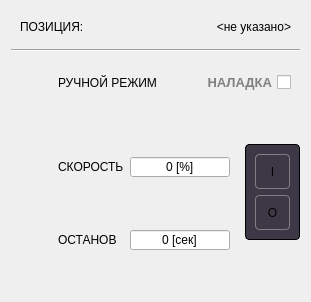
First picture: the form in ui/ExGearFQ.ui, repository chkrain/prerelise, before the edit.
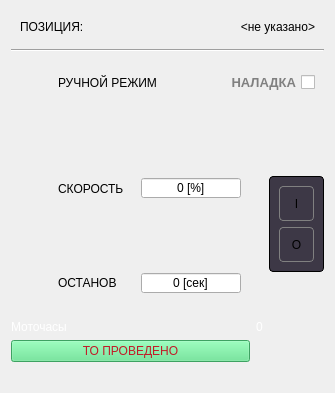
Second picture: the form after the edit. The open tabs and pages were chosen to show the change. Icons and pictures are not drawn.

Patch:
```diff
--- a/ui/ExGearFQ.ui
+++ b/ui/ExGearFQ.ui
@@ -9,8 +9,8 @@
    <rect>
     <x>0</x>
     <y>0</y>
-    <width>311</width>
-    <height>302</height>
+    <width>335</width>
+    <height>393</height>
    </rect>
   </property>
   <property name="windowTitle">
@@ -145,11 +145,21 @@
    <string>SIEVER</string>
   </property>
   <layout class="QGridLayout" name="gridLayout">
-   <item row="5" column="0">
-    <widget class="QWidget" name="row_3" native="true">
-     <layout class="QHBoxLayout" name="horizontalLayout_3">
+   <item row="7" column="0">
+    <widget class="QLabel" name="label_2">
+     <property name="styleSheet">
+      <string notr="true">color: rgb(255, 255, 255);</string>
+     </property>
+     <property name="text">
+      <string>Моточасы</string>
+     </property>
+    </widget>
+   </item>
+   <item row="2" column="0" colspan="3">
+    <widget class="QWidget" name="row_4" native="true">
+     <layout class="QHBoxLayout" name="horizontalLayout_4">
       <item>
-       <widget class="QLabel" name="icon_sp_3">
+       <widget class="QLabel" name="icon_sp_4">
         <property name="minimumSize">
          <size>
           <width>32</width>
@@ -166,7 +176,7 @@
          <string/>
         </property>
         <property name="pixmap">
-         <pixmap resource="../resources.qrc">:/TREPEL/resources/timer.png</pixmap>
+         <pixmap resource="../resources.qrc">:/TREPEL/resources/hand.png</pixmap>
         </property>
         <property name="scaledContents">
          <bool>true</bool>
@@ -174,115 +184,42 @@
        </widget>
       </item>
       <item>
-       <widget class="QLabel" name="hint_fq_2">
+       <widget class="QLabel" name="hint_fq_3">
         <property name="text">
-         <string>ОСТАНОВ</string>
+         <string>РУЧНОЙ РЕЖИМ</string>
         </property>
         <property name="style" stdset="0">
          <string>hint</string>
         </property>
        </widget>
       </item>
-      <item alignment="Qt::AlignRight">
-       <widget class="QSpinBox" name="fq_2">
-        <property name="minimumSize">
-         <size>
-          <width>100</width>
-          <height>0</height>
-         </size>
+      <item>
+       <widget class="QCheckBox" name="checkBox">
+        <property name="layoutDirection">
+         <enum>Qt::RightToLeft</enum>
         </property>
-        <property name="maximumSize">
-         <size>
-          <width>100</width>
-          <height>16777215</height>
-         </size>
-        </property>
-        <property name="alignment">
-         <set>Qt::AlignCenter</set>
-        </property>
-        <property name="buttonSymbols">
-         <enum>QAbstractSpinBox::NoButtons</enum>
-        </property>
-        <property name="suffix">
-         <string> [сек]</string>
-        </property>
-        <property name="maximum">
-         <number>100</number>
+        <property name="text">
+         <string>НАЛАДКА</string>
         </property>
        </widget>
       </item>
      </layout>
     </widget>
    </item>
-   <item row="3" column="1" rowspan="4" alignment="Qt::AlignVCenter">
-    <widget class="QFrame" name="console">
-     <property name="minimumSize">
-      <size>
-       <width>55</width>
-       <height>96</height>
-      </size>
+   <item row="8" column="2">
+    <widget class="QLabel" name="label_4">
+     <property name="text">
+      <string/>
      </property>
-     <property name="maximumSize">
-      <size>
-       <width>55</width>
-       <height>16777215</height>
-      </size>
+     <property name="pixmap">
+      <pixmap resource="../resources.qrc">:/TREPEL/tools_changed.png</pixmap>
      </property>
-     <property name="frameShape">
-      <enum>QFrame::StyledPanel</enum>
-     </property>
-     <layout class="QVBoxLayout" name="verticalLayout_15">
-      <item>
-       <widget class="QPushButton" name="on">
-        <property name="sizePolicy">
-         <sizepolicy hsizetype="Minimum" vsizetype="Preferred">
-          <horstretch>0</horstretch>
-          <verstretch>0</verstretch>
-         </sizepolicy>
-        </property>
-        <property name="cursor">
-         <cursorShape>PointingHandCursor</cursorShape>
-        </property>
-        <property name="text">
-         <string>I</string>
-        </property>
-        <property name="flat">
-         <bool>true</bool>
-        </property>
-        <property name="style" stdset="0">
-         <string>warning</string>
-        </property>
-       </widget>
-      </item>
-      <item>
-       <widget class="QPushButton" name="off">
-        <property name="sizePolicy">
-         <sizepolicy hsizetype="Minimum" vsizetype="Preferred">
-          <horstretch>0</horstretch>
-          <verstretch>0</verstretch>
-         </sizepolicy>
-        </property>
-        <property name="cursor">
-         <cursorShape>PointingHandCursor</cursorShape>
-        </property>
-        <property name="text">
-         <string>O</string>
-        </property>
-        <property name="flat">
-         <bool>true</bool>
-        </property>
-        <property name="style" stdset="0">
-         <string>danger</string>
-        </property>
-       </widget>
-      </item>
-     </layout>
     </widget>
    </item>
    <item row="4" column="0">
     <widget class="QStackedWidget" name="stackedWidget">
      <property name="currentIndex">
-      <number>0</number>
+      <number>1</number>
      </property>
      <widget class="QWidget" name="page_1">
       <property name="style" stdset="0">
@@ -462,65 +399,79 @@
      </widget>
     </widget>
    </item>
-   <item row="1" column="0" colspan="2">
+   <item row="1" column="0" colspan="3">
     <widget class="Line" name="line">
      <property name="orientation">
       <enum>Qt::Horizontal</enum>
      </property>
     </widget>
    </item>
-   <item row="2" column="0" colspan="2">
-    <widget class="QWidget" name="row_4" native="true">
-     <layout class="QHBoxLayout" name="horizontalLayout_4">
+   <item row="3" column="2" rowspan="5" alignment="Qt::AlignVCenter">
+    <widget class="QFrame" name="console">
+     <property name="minimumSize">
+      <size>
+       <width>55</width>
+       <height>96</height>
+      </size>
+     </property>
+     <property name="maximumSize">
+      <size>
+       <width>55</width>
+       <height>16777215</height>
+      </size>
+     </property>
+     <property name="frameShape">
+      <enum>QFrame::StyledPanel</enum>
+     </property>
+     <layout class="QVBoxLayout" name="verticalLayout_15">
       <item>
-       <widget class="QLabel" name="icon_sp_4">
-        <property name="minimumSize">
-         <size>
-          <width>32</width>
-          <height>32</height>
-         </size>
+       <widget class="QPushButton" name="on">
+        <property name="sizePolicy">
+         <sizepolicy hsizetype="Minimum" vsizetype="Preferred">
+          <horstretch>0</horstretch>
+          <verstretch>0</verstretch>
+         </sizepolicy>
         </property>
-        <property name="maximumSize">
-         <size>
-          <width>32</width>
-          <height>32</height>
-         </size>
+        <property name="cursor">
+         <cursorShape>PointingHandCursor</cursorShape>
         </property>
         <property name="text">
-         <string/>
+         <string>I</string>
         </property>
-        <property name="pixmap">
-         <pixmap resource="../resources.qrc">:/TREPEL/resources/hand.png</pixmap>
-        </property>
-        <property name="scaledContents">
+        <property name="flat">
          <bool>true</bool>
         </property>
-       </widget>
-      </item>
-      <item>
-       <widget class="QLabel" name="hint_fq_3">
-        <property name="text">
-         <string>РУЧНОЙ РЕЖИМ</string>
-        </property>
         <property name="style" stdset="0">
-         <string>hint</string>
+         <string>warning</string>
         </property>
        </widget>
       </item>
       <item>
-       <widget class="QCheckBox" name="checkBox">
-        <property name="layoutDirection">
-         <enum>Qt::RightToLeft</enum>
+       <widget class="QPushButton" name="off">
+        <property name="sizePolicy">
+         <sizepolicy hsizetype="Minimum" vsizetype="Preferred">
+          <horstretch>0</horstretch>
+          <verstretch>0</verstretch>
+         </sizepolicy>
         </property>
+        <property name="cursor">
+         <cursorShape>PointingHandCursor</cursorShape>
+        </property>
         <property name="text">
-         <string>НАЛАДКА</string>
+         <string>O</string>
+        </property>
+        <property name="flat">
+         <bool>true</bool>
+        </property>
+        <property name="style" stdset="0">
+         <string>danger</string>
         </property>
        </widget>
       </item>
      </layout>
     </widget>
    </item>
-   <item row="0" column="0" colspan="2">
+   <item row="0" column="0" colspan="3">
     <widget class="QWidget" name="row_1" native="true">
      <layout class="QHBoxLayout" name="horizontalLayout">
       <item>
@@ -555,8 +506,11 @@
      </layout>
     </widget>
    </item>
-   <item row="7" column="0" colspan="2">
+   <item row="10" column="0" colspan="3">
     <widget class="QLabel" name="label">
+     <property name="styleSheet">
+      <string notr="true">color: rgb(246, 245, 244);</string>
+     </property>
      <property name="text">
       <string/>
      </property>
@@ -565,6 +519,96 @@
      </property>
     </widget>
    </item>
+   <item row="5" column="0">
+    <widget class="QWidget" name="row_3" native="true">
+     <layout class="QHBoxLayout" name="horizontalLayout_3">
+      <item>
+       <widget class="QLabel" name="icon_sp_3">
+        <property name="minimumSize">
+         <size>
+          <width>32</width>
+          <height>32</height>
+         </size>
+        </property>
+        <property name="maximumSize">
+         <size>
+          <width>32</width>
+          <height>32</height>
+         </size>
+        </property>
+        <property name="text">
+         <string/>
+        </property>
+        <property name="pixmap">
+         <pixmap resource="../resources.qrc">:/TREPEL/resources/timer.png</pixmap>
+        </property>
+        <property name="scaledContents">
+         <bool>true</bool>
+        </property>
+       </widget>
+      </item>
+      <item>
+       <widget class="QLabel" name="hint_fq_2">
+        <property name="text">
+         <string>ОСТАНОВ</string>
+        </property>
+        <property name="style" stdset="0">
+         <string>hint</string>
+        </property>
+       </widget>
+      </item>
+      <item alignment="Qt::AlignRight">
+       <widget class="QSpinBox" name="fq_2">
+        <property name="minimumSize">
+         <size>
+          <width>100</width>
+          <height>0</height>
+         </size>
+        </property>
+        <property name="maximumSize">
+         <size>
+          <width>100</width>
+          <height>16777215</height>
+         </size>
+        </property>
+        <property name="alignment">
+         <set>Qt::AlignCenter</set>
+        </property>
+        <property name="buttonSymbols">
+         <enum>QAbstractSpinBox::NoButtons</enum>
+        </property>
+        <property name="suffix">
+         <string> [сек]</string>
+        </property>
+        <property name="maximum">
+         <number>100</number>
+        </property>
+       </widget>
+      </item>
+     </layout>
+    </widget>
+   </item>
+   <item row="8" column="0">
+    <widget class="QPushButton" name="pushButton">
+     <property name="styleSheet">
+      <string notr="true">background-color: rgb(87, 227, 137);
+color: rgb(192, 28, 40);</string>
+     </property>
+     <property name="text">
+      <string>ТО ПРОВЕДЕНО</string>
+     </property>
+    </widget>
+   </item>
+   <item row="7" column="1">
+    <widget class="QLabel" name="label_3">
+     <property name="styleSheet">
+      <string notr="true">color: rgb(255, 255, 255);</string>
+     </property>
+     <property name="text">
+      <string>0</string>
+     </property>
+    </widget>
+   </item>
   </layout>
  </widget>
  <resources>
```
